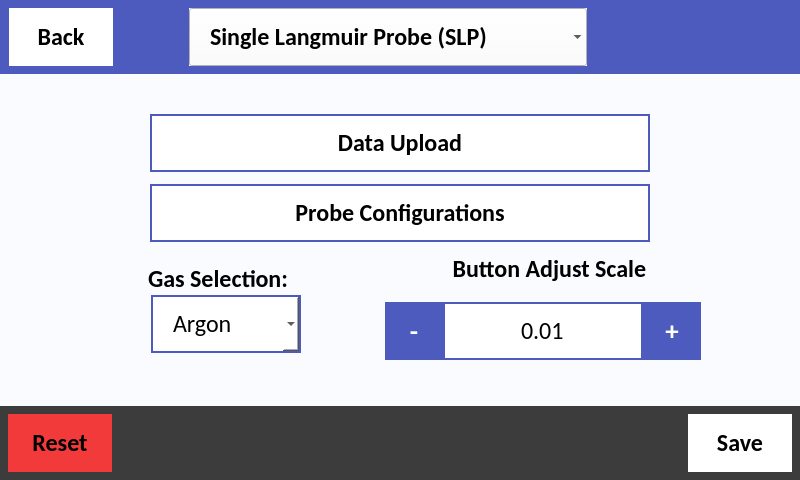
CFigueroa90894/plasmetry, file src/user_interface/graphic_user_interface/user_settings.ui: the form before one commit.
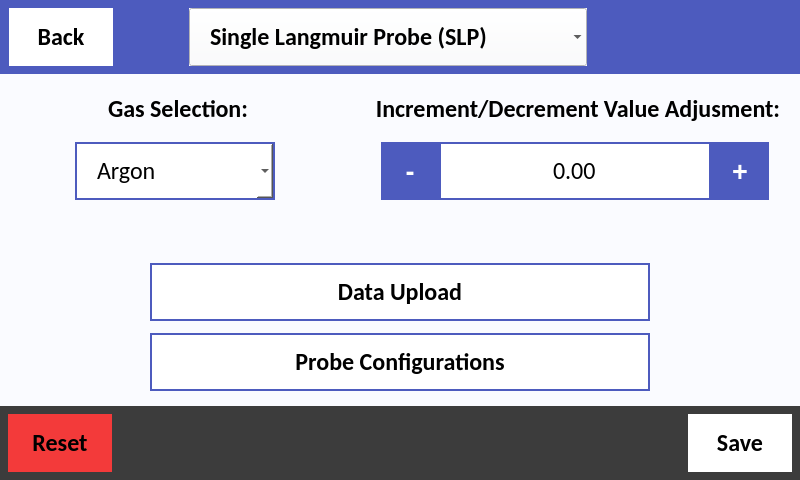
The form after the commit. The open tabs and pages were chosen to show the change.

```diff
--- a/src/user_interface/graphic_user_interface/user_settings.ui
+++ b/src/user_interface/graphic_user_interface/user_settings.ui
@@ -393,132 +393,59 @@
           <property name="frameShadow">
            <enum>QFrame::Raised</enum>
           </property>
-          <widget class="QGroupBox" name="groupBox">
-           <property name="geometry">
-            <rect>
-             <x>130</x>
-             <y>0</y>
-             <width>649</width>
-             <height>330</height>
-            </rect>
+          <layout class="QVBoxLayout" name="verticalLayout_50">
+           <property name="spacing">
+            <number>0</number>
            </property>
-           <property name="title">
-            <string/>
+           <property name="leftMargin">
+            <number>0</number>
            </property>
-           <property name="alignment">
-            <set>Qt::AlignCenter</set>
+           <property name="topMargin">
+            <number>0</number>
            </property>
-           <property name="flat">
-            <bool>false</bool>
+           <property name="rightMargin">
+            <number>0</number>
            </property>
-           <widget class="QPushButton" name="data_upload_settings_btn">
-            <property name="geometry">
-             <rect>
-              <x>20</x>
-              <y>40</y>
-              <width>500</width>
-              <height>58</height>
-             </rect>
-            </property>
-            <property name="minimumSize">
-             <size>
-              <width>500</width>
-              <height>58</height>
-             </size>
-            </property>
-            <property name="maximumSize">
-             <size>
-              <width>200</width>
-              <height>58</height>
-             </size>
-            </property>
-            <property name="font">
-             <font>
-              <family>Calibri</family>
-              <pointsize>18</pointsize>
-              <weight>75</weight>
-              <bold>true</bold>
-             </font>
-            </property>
-            <property name="cursor">
-             <cursorShape>PointingHandCursor</cursorShape>
-            </property>
-            <property name="autoFillBackground">
-             <bool>false</bool>
-            </property>
-            <property name="styleSheet">
-             <string notr="true">QPushButton {
-	background-color: #FFFFFF;
-}</string>
-            </property>
-            <property name="text">
-             <string>Data Upload</string>
-            </property>
-            <property name="iconSize">
-             <size>
-              <width>16</width>
-              <height>16</height>
-             </size>
-            </property>
-           </widget>
-           <widget class="QPushButton" name="probe_config_settings_btn">
-            <property name="geometry">
-             <rect>
-              <x>20</x>
-              <y>110</y>
-              <width>500</width>
-              <height>58</height>
-             </rect>
-            </property>
-            <property name="minimumSize">
-             <size>
-              <width>500</width>
-              <height>58</height>
-             </size>
-            </property>
-            <property name="maximumSize">
-             <size>
-              <width>200</width>
-              <height>58</height>
-             </size>
-            </property>
-            <property name="font">
-             <font>
-              <family>Calibri</family>
-              <pointsize>18</pointsize>
-              <weight>75</weight>
-              <bold>true</bold>
-             </font>
-            </property>
-            <property name="cursor">
-             <cursorShape>PointingHandCursor</cursorShape>
-            </property>
-            <property name="autoFillBackground">
-             <bool>false</bool>
-            </property>
-            <property name="styleSheet">
-             <string notr="true">QPushButton {
-	background-color: #FFFFFF;
-}</string>
-            </property>
-            <property name="text">
-             <string>Probe Configurations</string>
-            </property>
-            <property name="iconSize">
-             <size>
-              <width>16</width>
-              <height>16</height>
-             </size>
-            </property>
-           </widget>
+           <property name="bottomMargin">
+            <number>0</number>
+           </property>
+           <item>
+            <widget class="QFrame" name="frame_48">
+             <property name="frameShape">
+              <enum>QFrame::StyledPanel</enum>
+             </property>
+             <property name="frameShadow">
+              <enum>QFrame::Raised</enum>
+             </property>
+             <layout class="QHBoxLayout" name="horizontalLayout_90">
+              <property name="spacing">
+               <number>0</number>
+              </property>
+              <property name="leftMargin">
+               <number>0</number>
+              </property>
+              <property name="topMargin">
+               <number>20</number>
+              </property>
+              <property name="rightMargin">
+               <number>0</number>
+              </property>
+              <property name="bottomMargin">
+               <number>0</number>
+              </property>
+              <item>
            <widget class="QGroupBox" name="gas_select_gb">
-            <property name="geometry">
-             <rect>
-              <x>10</x>
-              <y>190</y>
-              <width>181</width>
-              <height>91</height>
-             </rect>
+                <property name="minimumSize">
+                 <size>
+                  <width>0</width>
+                  <height>125</height>
+                 </size>
+                </property>
+                <property name="maximumSize">
+                 <size>
+                  <width>16777215</width>
+                  <height>125</height>
+                 </size>
             </property>
             <property name="font">
              <font>
@@ -529,7 +456,12 @@
              </font>
             </property>
             <property name="styleSheet">
-             <string notr="true"/>
+                 <string notr="true">QGroupBox::title {
+    subcontrol-origin: margin;
+    subcontrol-position: top center;
+    padding-left: 0px; 
+    padding-right: 0px;
+}</string>
             </property>
             <property name="title">
              <string>Gas Selection:</string>
@@ -542,28 +474,28 @@
               <number>0</number>
              </property>
              <property name="leftMargin">
-              <number>10</number>
+                  <number>0</number>
              </property>
              <property name="topMargin">
               <number>0</number>
              </property>
              <property name="rightMargin">
-              <number>10</number>
+                  <number>0</number>
              </property>
              <property name="bottomMargin">
               <number>0</number>
              </property>
-             <item>
+                 <item alignment="Qt::AlignHCenter">
               <widget class="QComboBox" name="gas_select_cb">
                <property name="minimumSize">
                 <size>
-                 <width>150</width>
+                     <width>200</width>
                  <height>58</height>
                 </size>
                </property>
                <property name="maximumSize">
                 <size>
-                 <width>150</width>
+                     <width>1000</width>
                  <height>58</height>
                 </size>
                </property>
@@ -596,9 +528,6 @@
 
 </string>
                </property>
-               <property name="currentIndex">
-                <number>0</number>
-               </property>
                <property name="frame">
                 <bool>false</bool>
                </property>
@@ -636,18 +565,12 @@
              </item>
             </layout>
            </widget>
-           <widget class="QGroupBox" name="button_adjust">
-            <property name="geometry">
-             <rect>
-              <x>190</x>
-              <y>180</y>
-              <width>395</width>
-              <height>125</height>
-             </rect>
-            </property>
+              </item>
+              <item>
+               <widget class="QGroupBox" name="button_adjust_gb">
             <property name="minimumSize">
              <size>
-              <width>395</width>
+                  <width>450</width>
               <height>125</height>
              </size>
             </property>
@@ -666,10 +589,15 @@
              </font>
             </property>
             <property name="styleSheet">
-             <string notr="true"/>
+                 <string notr="true">QGroupBox::title {
+    subcontrol-origin: margin;
+    subcontrol-position: top center;
+    padding-left: 0px; 
+    padding-right: 0px;
+}</string>
             </property>
             <property name="title">
-             <string>                       Button Adjust Scale</string>
+                 <string>Increment/Decrement Value Adjusment:</string>
             </property>
             <property name="alignment">
              <set>Qt::AlignLeading|Qt::AlignLeft|Qt::AlignVCenter</set>
@@ -679,13 +607,13 @@
               <number>0</number>
              </property>
              <property name="leftMargin">
-              <number>64</number>
+                  <number>30</number>
              </property>
              <property name="topMargin">
               <number>0</number>
              </property>
              <property name="rightMargin">
-              <number>10</number>
+                  <number>30</number>
              </property>
              <property name="bottomMargin">
               <number>0</number>
@@ -726,7 +654,7 @@
                </property>
                <property name="maximumSize">
                 <size>
-                 <width>200</width>
+                     <width>1000</width>
                  <height>58</height>
                 </size>
                </property>
@@ -768,7 +696,7 @@
                 <number>2</number>
                </property>
                <property name="minimum">
-                <double>0.010000000000000</double>
+                    <double>-10000.000000000000000</double>
                </property>
                <property name="maximum">
                 <double>10000.000000000000000</double>
@@ -809,7 +737,135 @@
              </item>
             </layout>
            </widget>
-          </widget>
+              </item>
+             </layout>
+            </widget>
+           </item>
+           <item>
+            <widget class="QGroupBox" name="page_nav_gb">
+             <property name="minimumSize">
+              <size>
+               <width>0</width>
+               <height>186</height>
+              </size>
+             </property>
+             <property name="title">
+              <string/>
+             </property>
+             <property name="alignment">
+              <set>Qt::AlignCenter</set>
+             </property>
+             <property name="flat">
+              <bool>false</bool>
+             </property>
+             <layout class="QVBoxLayout" name="verticalLayout_48">
+              <property name="spacing">
+               <number>0</number>
+              </property>
+              <property name="leftMargin">
+               <number>0</number>
+              </property>
+              <property name="topMargin">
+               <number>0</number>
+              </property>
+              <property name="rightMargin">
+               <number>0</number>
+              </property>
+              <property name="bottomMargin">
+               <number>0</number>
+              </property>
+              <item alignment="Qt::AlignHCenter">
+               <widget class="QPushButton" name="data_upload_settings_btn">
+                <property name="minimumSize">
+                 <size>
+                  <width>500</width>
+                  <height>58</height>
+                 </size>
+                </property>
+                <property name="maximumSize">
+                 <size>
+                  <width>200</width>
+                  <height>58</height>
+                 </size>
+                </property>
+                <property name="font">
+                 <font>
+                  <family>Calibri</family>
+                  <pointsize>18</pointsize>
+                  <weight>75</weight>
+                  <bold>true</bold>
+                 </font>
+                </property>
+                <property name="cursor">
+                 <cursorShape>PointingHandCursor</cursorShape>
+                </property>
+                <property name="autoFillBackground">
+                 <bool>false</bool>
+                </property>
+                <property name="styleSheet">
+                 <string notr="true">QPushButton {
+	background-color: #FFFFFF;
+}</string>
+                </property>
+                <property name="text">
+                 <string>Data Upload</string>
+                </property>
+                <property name="iconSize">
+                 <size>
+                  <width>16</width>
+                  <height>16</height>
+                 </size>
+                </property>
+               </widget>
+              </item>
+              <item alignment="Qt::AlignHCenter">
+               <widget class="QPushButton" name="probe_config_settings_btn">
+                <property name="minimumSize">
+                 <size>
+                  <width>500</width>
+                  <height>58</height>
+                 </size>
+                </property>
+                <property name="maximumSize">
+                 <size>
+                  <width>200</width>
+                  <height>58</height>
+                 </size>
+                </property>
+                <property name="font">
+                 <font>
+                  <family>Calibri</family>
+                  <pointsize>18</pointsize>
+                  <weight>75</weight>
+                  <bold>true</bold>
+                 </font>
+                </property>
+                <property name="cursor">
+                 <cursorShape>PointingHandCursor</cursorShape>
+                </property>
+                <property name="autoFillBackground">
+                 <bool>false</bool>
+                </property>
+                <property name="styleSheet">
+                 <string notr="true">QPushButton {
+	background-color: #FFFFFF;
+}</string>
+                </property>
+                <property name="text">
+                 <string>Probe Configurations</string>
+                </property>
+                <property name="iconSize">
+                 <size>
+                  <width>16</width>
+                  <height>16</height>
+                 </size>
+                </property>
+               </widget>
+              </item>
+             </layout>
+            </widget>
+           </item>
+          </layout>
          </widget>
         </item>
        </layout>
```
Left out of the diff: 178 changed lines with no effect on the pictures. Lines whose indentation alone changed are shown as unchanged.
